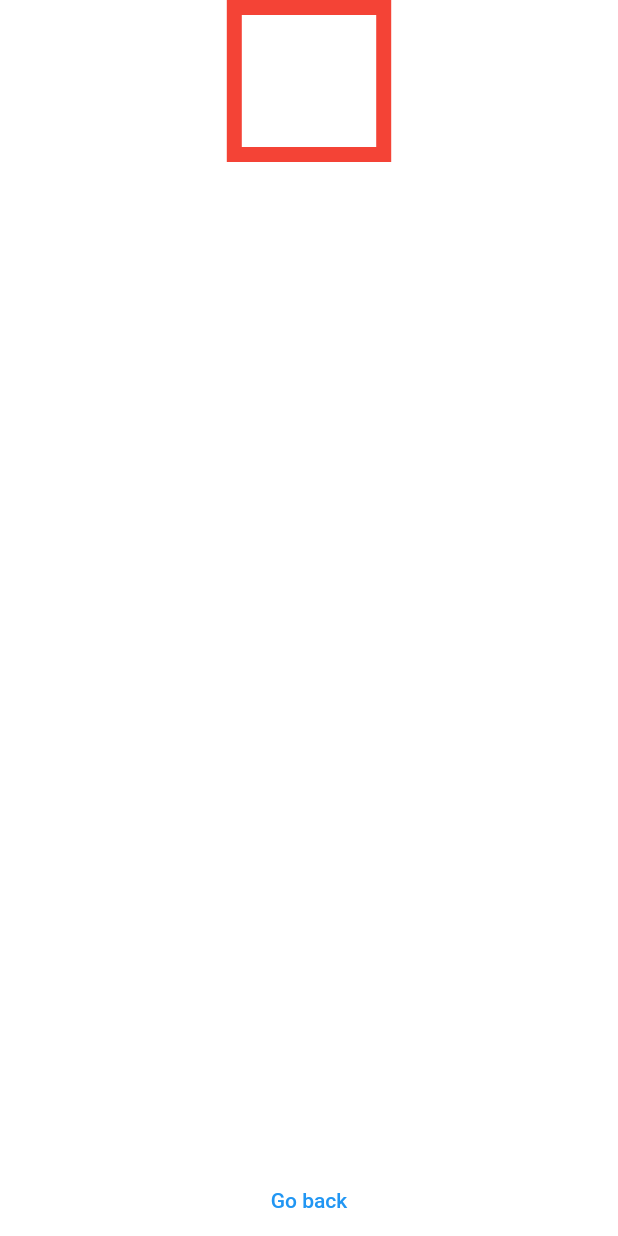
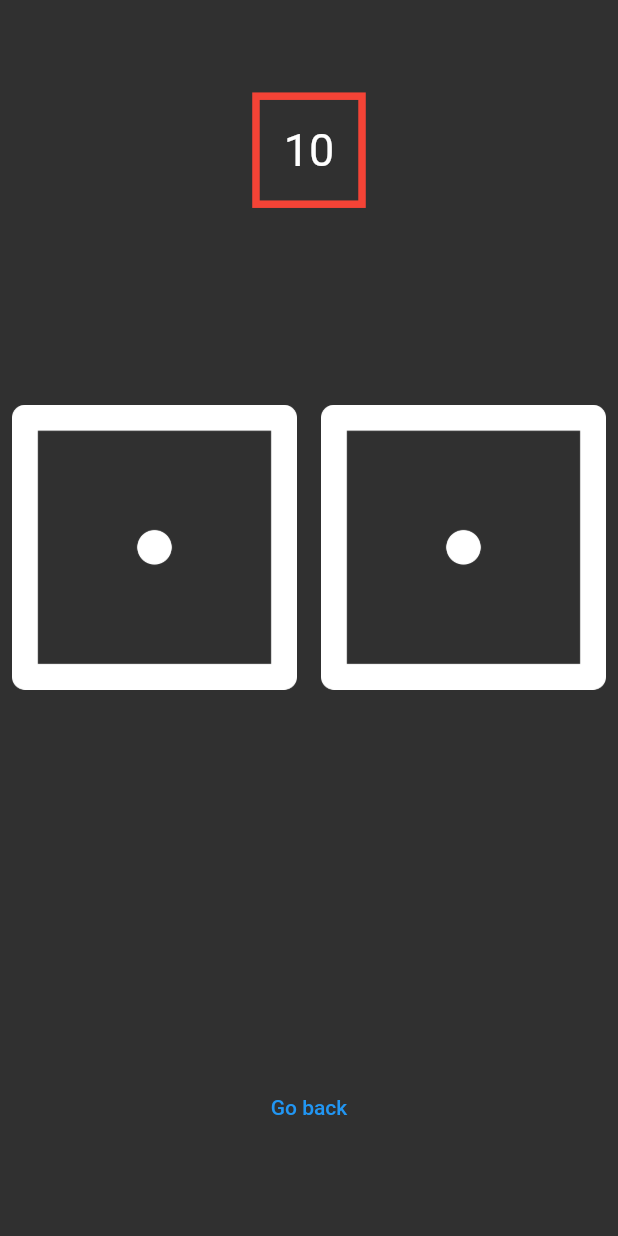
Before and after one commit to pmontecchiarini/dice_app, a Flutter app: the screen it shows after launch, after a tap on "Play", on a phone screen of 412 x 824 dp. Run offline on Flutter 3.47's test engine with Material 2 defaults, Android fonts, the phone set to English and light mode, and no system bars.

Commit message:
fix style. add scaffold and dark theme

```diff
--- a/lib/main.dart
+++ b/lib/main.dart
@@ -8,11 +8,13 @@ class DiceGame extends StatelessWidget {
   @override
   Widget build(BuildContext context) {
     return MaterialApp(
+        title: 'Dice App',
+        theme: ThemeData.dark(),
       initialRoute: StartPage.id,
       routes: {
         StartPage.id: (context) => StartPage(),
         DicePage.id: (context) => DicePage(),
-      },
+        }
     );
   }
 }
--- a/lib/pages/dice_page.dart
+++ b/lib/pages/dice_page.dart
@@ -15,7 +15,7 @@ class _DicePageState extends State<DicePage> {
   int playerNumber;
   int randomNumber = Random().nextInt(12 - 3) + 3;
 
-//Method for when the player rolles the dice
+//When the player rolles the dice
   void changeDiceFace() {
     setState(() {
       leftDiceNumber = Random().nextInt(6) + 1; //add + 1 so I never get 0
@@ -101,7 +101,7 @@ class _DicePageState extends State<DicePage> {
                         showDialog<String>(
                           context: context,
                           builder: (BuildContext context) =>
-                              endGameMessage(endText: 'You win. Play again?'),
+                              endGameMessage(endText: 'YOU WIN. Play again?'),
                         ),
                       }
                     else
@@ -109,7 +109,7 @@ class _DicePageState extends State<DicePage> {
                         showDialog<String>(
                           context: context,
                           builder: (BuildContext context) => endGameMessage(
-                              endText: 'You lose. Feeling lucky? Play again!'),
+                              endText: 'YOU LOSE. Feeling lucky? Play again!'),
                         ),
                       }
                   }
@@ -119,28 +119,29 @@ class _DicePageState extends State<DicePage> {
 
   @override
   Widget build(BuildContext context) {
-    return Center(
+    return Scaffold(
+      body: Center(
         child: Column(
-        mainAxisAlignment: MainAxisAlignment.spaceEvenly,
+          mainAxisAlignment: MainAxisAlignment.spaceAround,
           children: [
             Container(
               child: Text(
                 '$randomNumber',
                 style: TextStyle(
-                  decoration: TextDecoration.none, color: Colors.white),
+                    decoration: TextDecoration.none,
+                    color: Colors.white,
+                    fontSize: 30.0),
               ),
               padding: EdgeInsets.all(16.0),
               decoration: BoxDecoration(
-              border: Border.all(color: Colors.red, width: 10.0),
+                border: Border.all(color: Colors.red, width: 5.0),
               ),
             ),
-          Expanded(
-            child: Row(
+            Row(
               children: [
                 newDice(diceNum: leftDiceNumber),
                 newDice(diceNum: rightDiceNumber)
               ],
-            ),
             ),
             Row(
               mainAxisAlignment: MainAxisAlignment.center,
@@ -161,6 +162,7 @@ class _DicePageState extends State<DicePage> {
             )
           ],
         ),
+      ),
     );
   }
 }
--- a/lib/pages/start_page.dart
+++ b/lib/pages/start_page.dart
@@ -6,7 +6,8 @@ class StartPage extends StatelessWidget {
 
   @override
   Widget build(BuildContext context) {
-    return Column(
+    return Scaffold(
+      body: Column(
         children: [
           Expanded(
             child: Center(
@@ -40,6 +41,7 @@ class StartPage extends StatelessWidget {
             ),
           )
         ],
+      ),
     );
   }
 }
```
Lines whose indentation alone changed are shown as unchanged.
